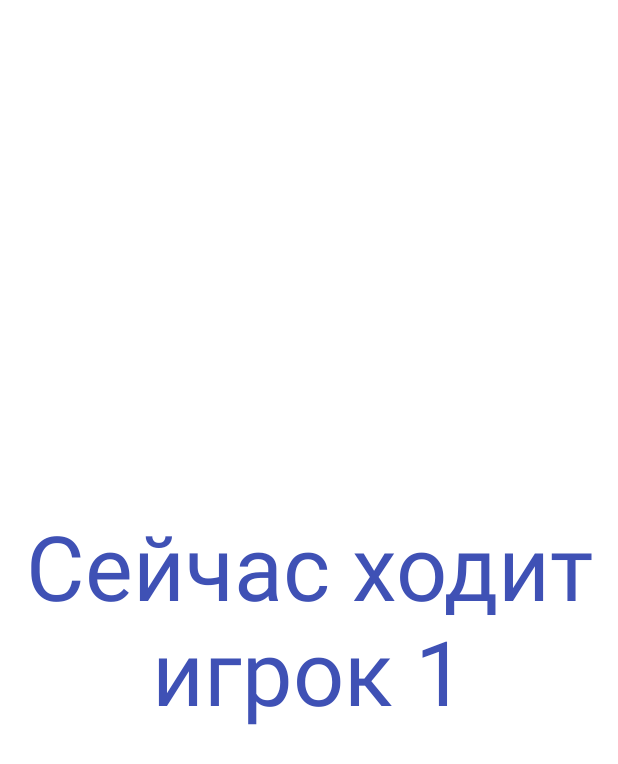
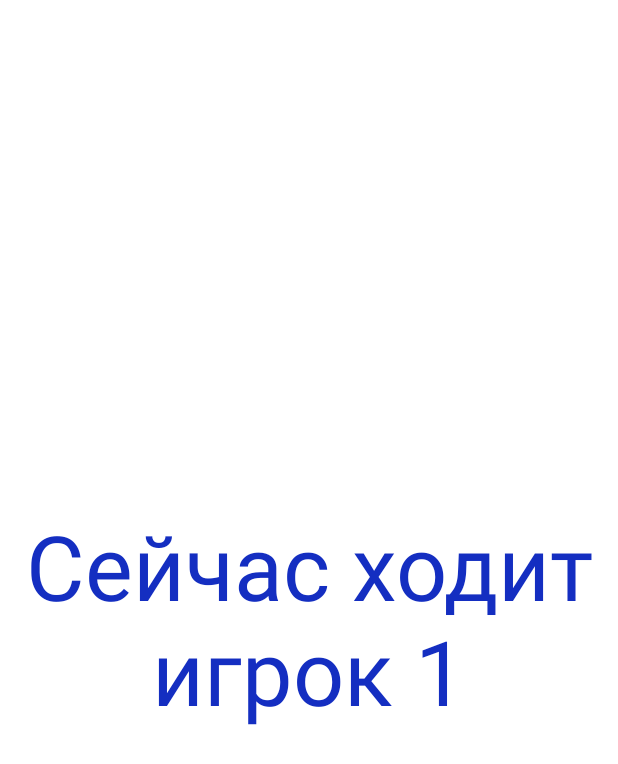
Before and after one commit to TrombBone/RectangleTacticianKotlin, an Android app: the PlayerStartFragment screen opened directly, with no data from a screen before it, on a phone screen of 412 x 824 dp. Shown: the top 764 px of the screen. Run offline under Robolectric (Android 15) with nearby library versions, the phone set to English and light mode, and no system bars.

Commit message:
blue change

```diff
--- a/app/src/main/res/values/colors.xml
+++ b/app/src/main/res/values/colors.xml
@@ -7,7 +7,7 @@
     <color name="teal_700">#FF018786</color>
     <color name="black">#FF000000</color>
     <color name="white">#FFFFFFFF</color>
-    <color name="player1">#3F51B5</color>
+    <color name="player1">#142EC1</color>
     <color name="player2">#CA2424</color>
     <color name="player3">#4CAF50</color>
     <color name="player4">#CFBF32</color>
```
